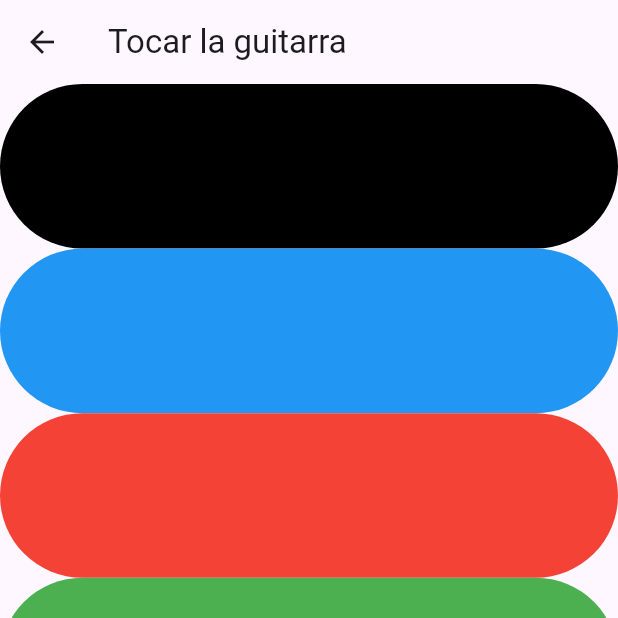
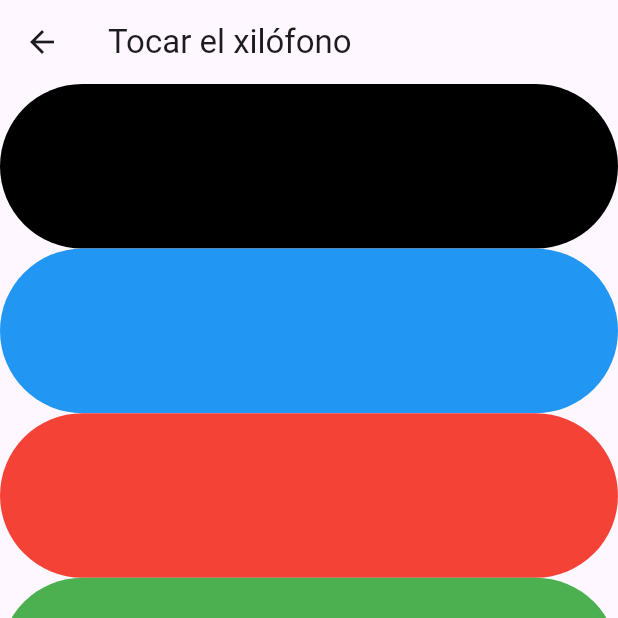
Before and after one commit to alberdsp/musicapp, a Flutter app: the XilofonoForm screen opened directly, on a phone screen of 412 x 824 dp, the top half of it. Run offline on Flutter 3.47's test engine with Material 3 defaults, Android fonts, the phone set to English and light mode, and no system bars; our stand-ins replace audioplayers.

Commit message:
práctica finalizada

```diff
--- a/lib/main.dart
+++ b/lib/main.dart
@@ -19,7 +19,7 @@ class MyApp extends StatelessWidget {
       theme: ThemeData(
         primarySwatch: Colors.indigo,
       ),
-      home: const MyHomePage(title: 'My sound app'),
+      home: const MyHomePage(title: 'My sound app 2024'),
     );
   }
 }
--- a/lib/vista/xilofono_form.dart
+++ b/lib/vista/xilofono_form.dart
@@ -2,14 +2,15 @@ import 'package:flutter/material.dart';
 import 'package:audioplayers/audioplayers.dart';
 
 class XilofonoForm extends StatelessWidget {
-  // Cargamos los archivos de audio y las imágenes
-  String sonido1 = 'assets/media/note1.wav';
-  String sonido2 = 'assets/media/note2.wav';
-  String sonido3 = 'assets/media/note3.wav';
-  String sonido4 = 'assets/media/note4.wav';
-  String sonido5 = 'assets/media/note5.wav';
-  String sonido6 = 'assets/media/note6.wav';
-  String sonido7 = 'assets/media/note7.wav';
+  // Cargamos los archivos de audio
+  // importante no se incluye assets en los audios
+  String sonido1 = 'media/note1.wav';
+  String sonido2 = 'media/note2.wav';
+  String sonido3 = 'media/note3.wav';
+  String sonido4 = 'media/note4.wav';
+  String sonido5 = 'media/note5.wav';
+  String sonido6 = 'media/note6.wav';
+  String sonido7 = 'media/note7.wav';
 
   // Función que construye botón expandido
   Expanded buildKey(Color colors, String nombreArchivoAudio) {
@@ -19,8 +20,9 @@ class XilofonoForm extends StatelessWidget {
         onPressed: () {
           // Crea una instancia de AudioPlayer para cargar y reproducir el archivo de audio
           final player = AudioPlayer();
+
           // Reproduce el archivo de audio cuando se presiona el botón
-          player.play(DeviceFileSource(nombreArchivoAudio));
+          player.play(AssetSource(nombreArchivoAudio));
         },
         child: Text(''),
       ), // TextButton
@@ -31,7 +33,7 @@ class XilofonoForm extends StatelessWidget {
   Widget build(BuildContext context) {
     return Scaffold(
       appBar: AppBar(
-        title: const Text('Tocar la guitarra'),
+        title: const Text('Tocar el xilófono'),
       ),
       body: Center(
         child: Column(
```
Also changed, not shown: lib/vista/bongos_form.dart (+4 -4 lines), lib/vista/guitarra_form.dart (+8 -7 lines), pubspec.lock, 4 other files.
